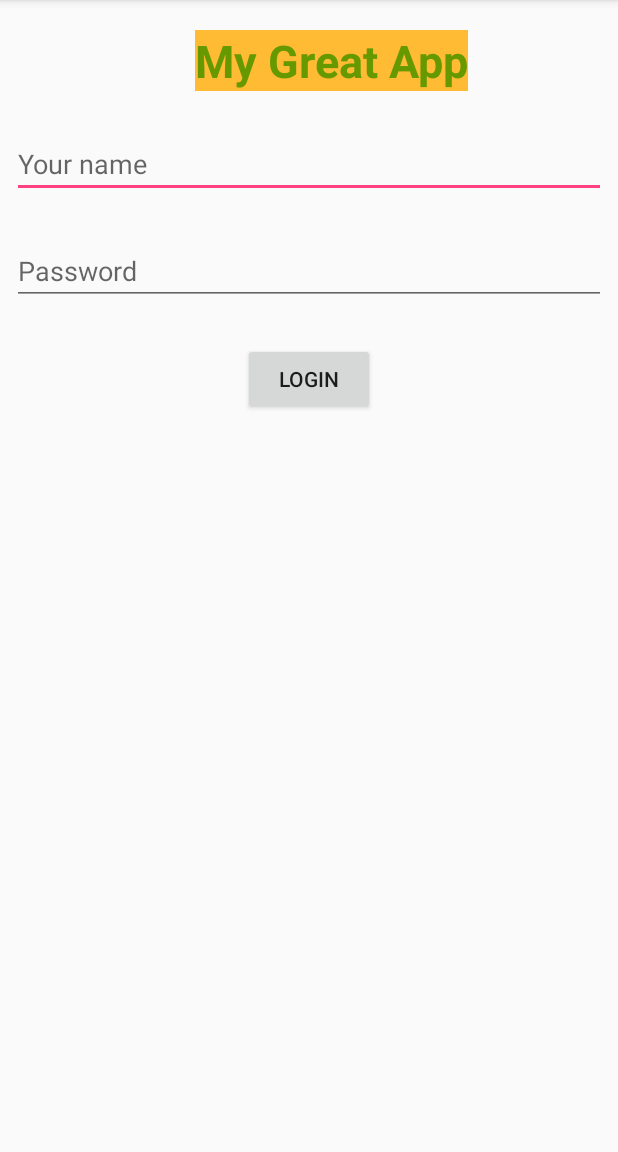
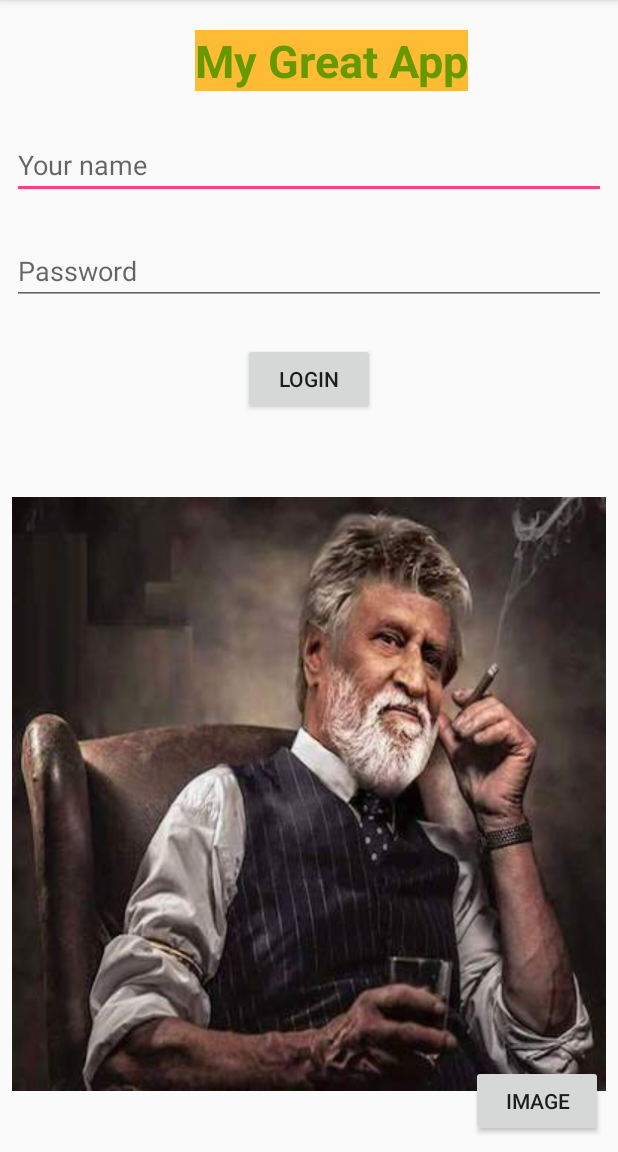
Before and after one commit to narsingd/MyAndroidExampleApp, an Android app: the screen it shows after launch (MainActivity), on a phone screen of 412 x 824 dp, the part 84-1236 px from its top. Run offline under Robolectric (Android 15) with nearby library versions, the phone set to English and light mode, and no system bars.

Commit message:
Image Demo

```diff
--- a/app/src/main/java/com/example/ndyavani/exampleapp/MainActivity.java
+++ b/app/src/main/java/com/example/ndyavani/exampleapp/MainActivity.java
@@ -5,6 +5,7 @@
 import android.util.Log;
 import android.view.View;
 import android.widget.EditText;
+import android.widget.ImageView;
 import android.widget.Toast;
 
 public class MainActivity extends AppCompatActivity {
@@ -25,4 +26,9 @@
         Log.i("Password", passwordEditText.getText().toString());
         Toast.makeText(this, "Hello " + nameEditText.getText().toString() + " !!" , Toast.LENGTH_SHORT).show();
     }
+
+    public void switchImage(View view) {
+        ImageView image = (ImageView) findViewById(R.id.myImageView);
+        image.setImageResource(R.drawable.rajinikanth_new);
+    }
 }
--- a/app/src/main/res/layout/activity_main.xml
+++ b/app/src/main/res/layout/activity_main.xml
@@ -37,20 +37,20 @@
         android:id="@+id/nameEditText"
         android:layout_width="0dp"
         android:layout_height="wrap_content"
-        android:layout_marginBottom="20dp"
+        android:layout_marginBottom="157dp"
         android:layout_marginEnd="8dp"
         android:layout_marginLeft="8dp"
         android:layout_marginRight="8dp"
         android:layout_marginStart="8dp"
-        android:layout_marginTop="20dp"
+        android:layout_marginTop="87dp"
         android:ems="10"
         android:hint="Your name"
         android:inputType="textPersonName"
-        app:layout_constraintBottom_toTopOf="@+id/button"
+        app:layout_constraintBottom_toTopOf="@+id/myImageView"
         app:layout_constraintEnd_toEndOf="parent"
         app:layout_constraintHorizontal_bias="0.0"
         app:layout_constraintStart_toStartOf="parent"
-        app:layout_constraintTop_toBottomOf="@+id/textView"
+        app:layout_constraintTop_toTopOf="parent"
         app:layout_constraintVertical_bias="0.073" />
 
     <EditText
@@ -70,4 +70,31 @@
         app:layout_constraintEnd_toEndOf="parent"
         app:layout_constraintStart_toStartOf="parent"
         app:layout_constraintTop_toBottomOf="@+id/nameEditText" />
+
+    <ImageView
+        android:id="@+id/myImageView"
+        android:layout_width="0dp"
+        android:layout_height="0dp"
+        android:layout_marginBottom="8dp"
+        android:layout_marginEnd="8dp"
+        android:layout_marginLeft="8dp"
+        android:layout_marginRight="8dp"
+        android:layout_marginStart="8dp"
+        android:layout_marginTop="8dp"
+        android:scaleType="fitCenter"
+        app:layout_constraintBottom_toBottomOf="parent"
+        app:layout_constraintEnd_toEndOf="parent"
+        app:layout_constraintStart_toStartOf="parent"
+        app:layout_constraintTop_toBottomOf="@+id/nameEditText"
+        app:srcCompat="@drawable/rajinikanth" />
+
+    <Button
+        android:id="@+id/button2"
+        android:layout_width="wrap_content"
+        android:layout_height="wrap_content"
+        android:layout_margin="10dp"
+        android:onClick="switchImage"
+        android:text="Image"
+        app:layout_constraintBottom_toBottomOf="parent"
+        app:layout_constraintRight_toRightOf="parent" />
 </android.support.constraint.ConstraintLayout>
--- a/build.gradle
+++ b/build.gradle
@@ -7,7 +7,7 @@
         jcenter()
     }
     dependencies {
-        classpath 'com.android.tools.build:gradle:3.1.0'
+        classpath 'com.android.tools.build:gradle:3.1.3'
 
 
         // NOTE: Do not place your application dependencies here; they belong
```
Also changed, not shown: app/src/main/res/drawable-v24/rajinikanth.jpg (added), app/src/main/res/drawable-v24/rajinikanth_new.jpg (added).
